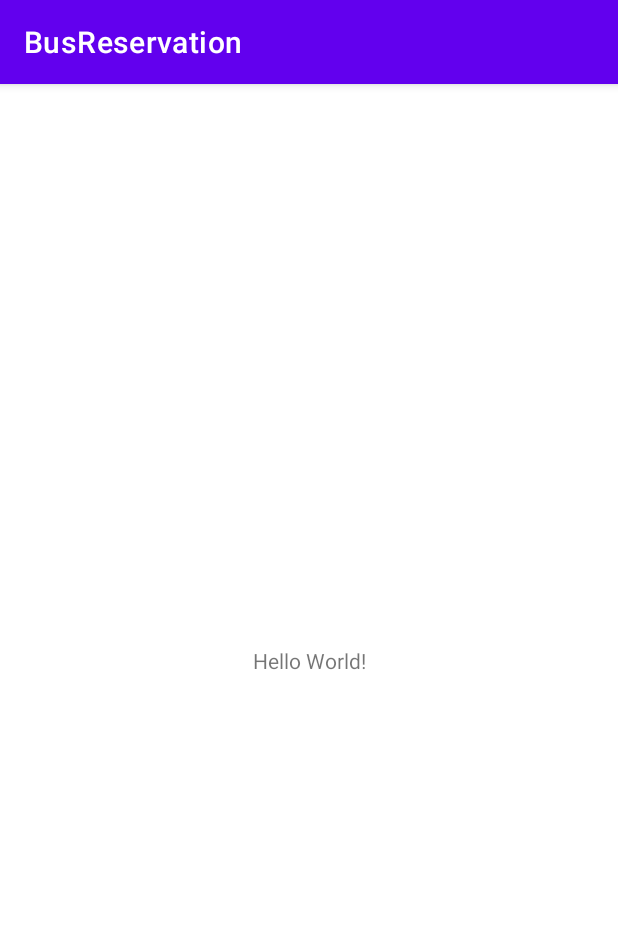
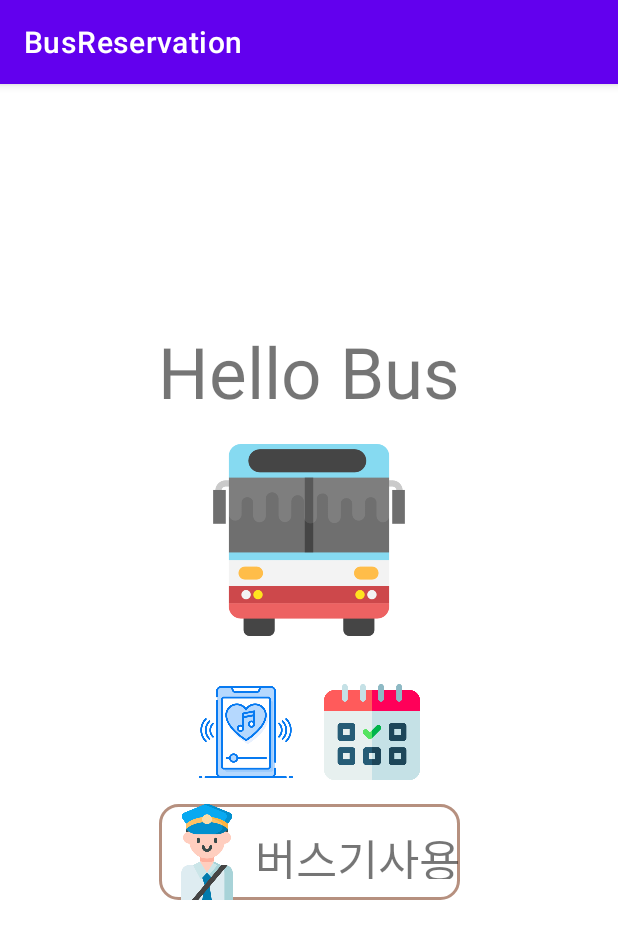
Before and after one commit to yooman22/BusReservation, an Android app: the screen it shows after launch (MainActivity), on a phone screen of 412 x 824 dp. Shown: the top 939 px of the screen. Run offline under Robolectric (Android 15) with nearby library versions, the light colour scheme and no system bars.

Commit message:
유재만 : 메인 화면 그리기

```diff
--- /dev/null
+++ b/app/src/main/res/drawable/edge.xml
@@ -0,0 +1,14 @@
+<?xml version="1.0" encoding="utf-8"?>
+    <shape xmlns:android="http://schemas.android.com/apk/res/android"
+        android:padding="15dp"
+        android:shape="rectangle" >
+    <solid android:color="#FFF" />
+    <corners
+        android:bottomLeftRadius="12dp"
+        android:bottomRightRadius="12dp"
+        android:topLeftRadius="12dp"
+        android:topRightRadius="12dp" />
+    <stroke
+        android:width="2dp"
+        android:color="#b6907f" />
+</shape>
--- a/app/src/main/res/layout/activity_main.xml
+++ b/app/src/main/res/layout/activity_main.xml
@@ -6,14 +6,78 @@
     android:layout_height="match_parent"
     tools:context=".MainActivity">
 
-    <TextView
-        android:layout_width="wrap_content"
-        android:layout_height="wrap_content"
-        android:text="Hello World!"
-        app:layout_constraintBottom_toBottomOf="parent"
-        app:layout_constraintLeft_toLeftOf="parent"
-        app:layout_constraintRight_toRightOf="parent"
-        app:layout_constraintTop_toTopOf="parent" />
+        <TextView
+            android:id="@+id/main_txt"
+            android:layout_width="256dp"
+            android:layout_height="64dp"
+            android:layout_gravity="center"
+            android:text="Hello Bus"
+            android:textAlignment="center"
+            android:autoSizeTextType="uniform"
+            android:textFontWeight="@android:integer/config_longAnimTime"
+            android:layout_marginTop="160dp"
+            app:layout_constraintLeft_toLeftOf="parent"
+            app:layout_constraintRight_toRightOf="parent"
+            app:layout_constraintTop_toTopOf="parent"/>
+
+        <ImageView
+            android:id="@+id/main"
+            android:layout_width="128dp"
+            android:layout_height="128dp"
+            android:layout_gravity="center"
+            android:src="@drawable/bus"
+            android:layout_marginTop="240dp"
+            app:layout_constraintLeft_toLeftOf="parent"
+            app:layout_constraintRight_toRightOf="parent"
+            app:layout_constraintTop_toTopOf="parent"/>
+
+        <RelativeLayout
+            app:layout_constraintLeft_toLeftOf="parent"
+            app:layout_constraintRight_toRightOf="parent"
+            app:layout_constraintTop_toTopOf="parent"
+            android:layout_marginTop="400dp"
+            android:layout_width="wrap_content"
+            android:layout_height="64dp">
+                <ImageView
+                    android:id="@+id/favor"
+                    android:src="@drawable/favourites"
+                    android:layout_width="64dp"
+                    android:layout_height="64dp"/>
+
+                <ImageView
+                    android:layout_width="64dp"
+                    android:layout_height="64dp"
+                    android:layout_marginLeft="20dp"
+                    android:layout_toRightOf="@+id/favor"
+                    android:src="@drawable/booking" />
+        </RelativeLayout>
+
+        <RelativeLayout
+            app:layout_constraintLeft_toLeftOf="parent"
+            app:layout_constraintRight_toRightOf="parent"
+            app:layout_constraintTop_toTopOf="parent"
+            android:background="@drawable/edge"
+            android:layout_marginTop="480dp"
+            android:layout_width="wrap_content"
+            android:layout_height="64dp">
+                <ImageView
+                    android:id="@+id/booking"
+                    android:layout_width="64dp"
+                    android:layout_height="64dp"
+                    android:src="@drawable/driver" />
+
+                <TextView
+                    android:layout_width="wrap_content"
+                    android:layout_height="36dp"
+                    android:layout_centerVertical="true"
+                    android:layout_toRightOf="@+id/booking"
+                    android:maxLines="1"
+                    android:text="버스기사용"
+                    android:textAlignment="center"
+                    android:textSize="30dp"></TextView>
+        </RelativeLayout>
+
+
 
 
 
```
Also changed, not shown: app/src/main/res/drawable-v24/booking.png (added), app/src/main/res/drawable-v24/bus.png (added), app/src/main/res/drawable-v24/driver.png (added), app/src/main/res/drawable-v24/favourites.png (added).
